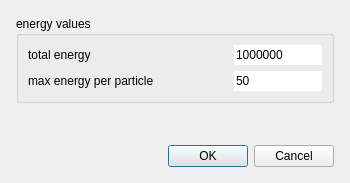
This is source/Gui/NewParticlesDialog.ui in chrxh/alien as Qt 5 draws it before an edit. The edited form follows.
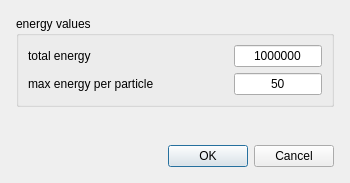
This is the edited form.

Patch:
```diff
--- a/source/Gui/NewParticlesDialog.ui
+++ b/source/Gui/NewParticlesDialog.ui
@@ -57,7 +57,10 @@
          <string>1000000</string>
         </property>
         <property name="frame">
-         <bool>false</bool>
+         <bool>true</bool>
+        </property>
+        <property name="alignment">
+         <set>Qt::AlignCenter</set>
         </property>
        </widget>
       </item>
@@ -74,7 +77,10 @@
          <string>50</string>
         </property>
         <property name="frame">
-         <bool>false</bool>
+         <bool>true</bool>
+        </property>
+        <property name="alignment">
+         <set>Qt::AlignCenter</set>
         </property>
        </widget>
       </item>
```
